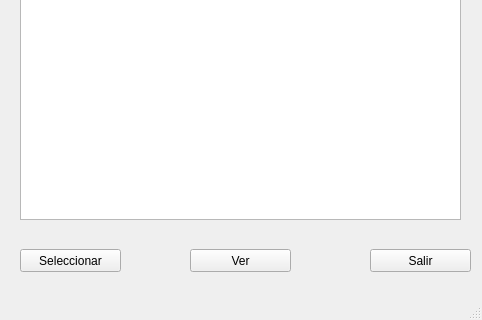
Before: the Qt Designer form FreeWork/ADECUA/AppFinalQt/ClientManage.ui in epdelasheras/PYTHON, drawn with Qt 5; both pictures show x 0 to 482 and y 161 to 481 of the 482 by 481 pixel window.
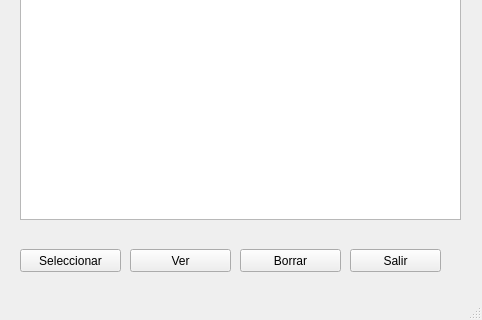
After: the same form once the commit is applied.

Commit message: added erase client button enable right click button action over tree widget

The edit to the form file:
```diff
--- a/FreeWork/ADECUA/AppFinalQt/ClientManage.ui
+++ b/FreeWork/ADECUA/AppFinalQt/ClientManage.ui
@@ -95,7 +95,7 @@
    <widget class="QPushButton" name="ButtonView">
     <property name="geometry">
      <rect>
-      <x>190</x>
+      <x>130</x>
       <y>410</y>
       <width>101</width>
       <height>23</height>
@@ -131,12 +131,25 @@
      <string>Buscar por Email</string>
     </property>
    </widget>
+   <widget class="QPushButton" name="ButtonErase">
+    <property name="geometry">
+     <rect>
+      <x>240</x>
+      <y>410</y>
+      <width>101</width>
+      <height>23</height>
+     </rect>
+    </property>
+    <property name="text">
+     <string>Borrar</string>
+    </property>
+   </widget>
    <widget class="QPushButton" name="ButtonExit">
     <property name="geometry">
      <rect>
-      <x>370</x>
+      <x>350</x>
       <y>410</y>
-      <width>101</width>
+      <width>91</width>
       <height>23</height>
      </rect>
     </property>
```
The commit also changes 2 other files.
